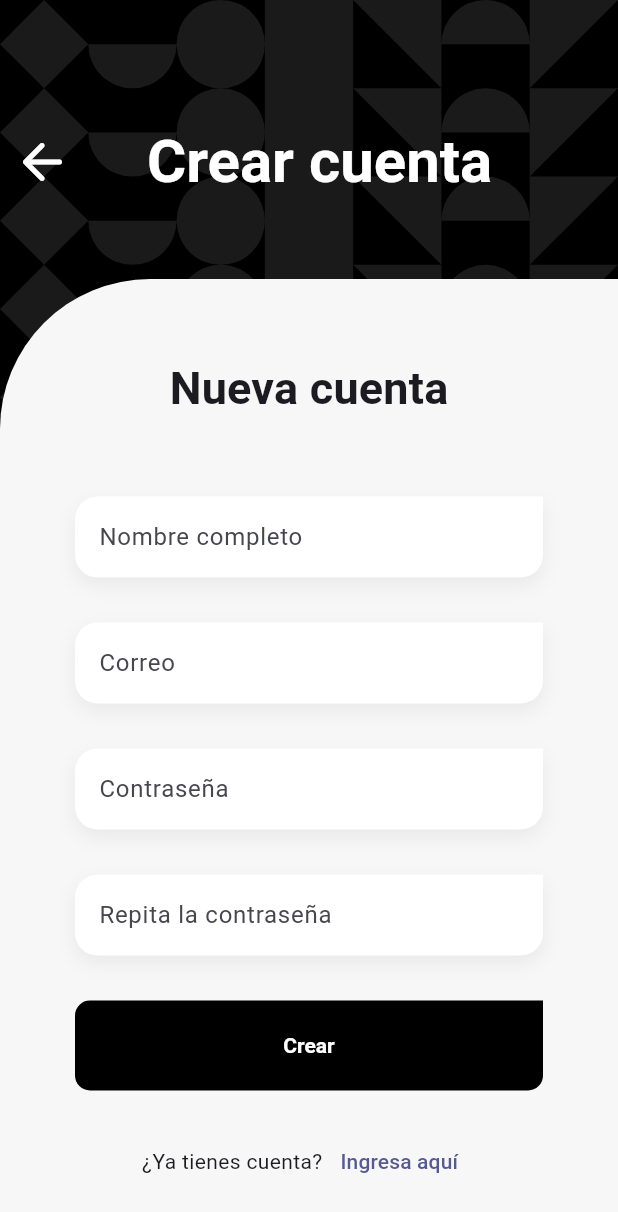
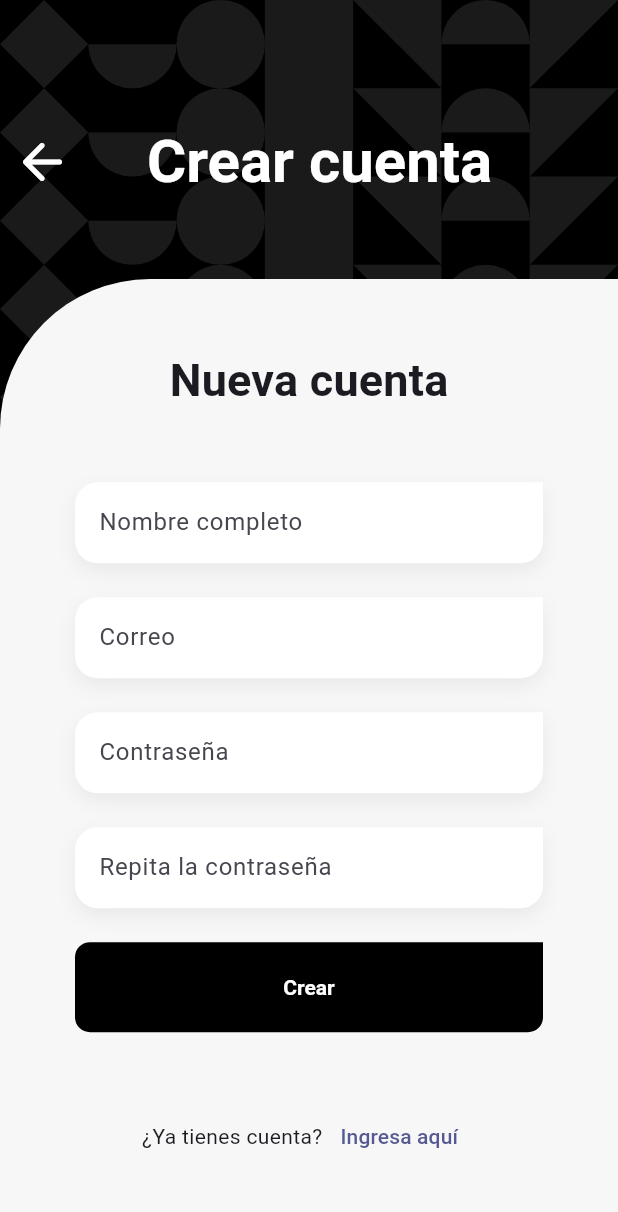
Before and after one commit to ImSoulRebel/flutter_teslo_app, a Flutter app: the screen it shows after launch, after a tap on "Crea una aquí", on a phone screen of 412 x 824 dp. Shown: the top 1212 px of the screen. Run offline on Flutter 3.47's test engine with Material 3 defaults, Android fonts, the phone set to English and light mode, and no system bars; our stand-ins replace dio, flutter_dotenv, flutter_riverpod, formz, go_router, google_fonts and 1 more; project files that could hold a hidden picture were left out.

```diff
--- a/lib/config/router/app_router.dart
+++ b/lib/config/router/app_router.dart
@@ -1,12 +1,20 @@
+import 'package:flutter_riverpod/flutter_riverpod.dart';
 import 'package:go_router/go_router.dart';
+import 'package:teslo_shop/config/router/app_router_notifier.dart';
 import 'package:teslo_shop/features/auth/auth.dart';
+import 'package:teslo_shop/features/auth/providers/providers.dart';
 import 'package:teslo_shop/features/products/products.dart';
 
-final appRouter = GoRouter(
-  initialLocation: '/login',
+final appRouterProvider = Provider<GoRouter>((ref) {
+  return GoRouter(
+    refreshListenable: ref.read(goRouterNotifierProvider),
+    initialLocation: '/check-auth-status',
     routes: [
-
       ///* Auth Routes
+      GoRoute(
+        path: '/check-auth-status',
+        builder: (context, state) => const CheckAuthStatusScreen(),
+      ),
       GoRoute(
         path: '/login',
         builder: (context, state) => const LoginScreen(),
@@ -18,9 +26,25 @@ final appRouter = GoRouter(
 
       ///* Product Routes
       GoRoute(
-      path: '/',
+        path: '/products',
         builder: (context, state) => const ProductsScreen(),
       ),
     ],
+
     ///! TODO: Bloquear si no se está autenticado de alguna manera
+    ///
+    redirect: (_, state) {
+      final currentStatus = ref.read(authProvider).status;
+
+      final isLoggedIn = currentStatus == AuthStatus.authenticated;
+
+      final loggingIn = state.subloc == '/login' || state.subloc == '/register';
+
+      if (!isLoggedIn) return loggingIn ? null : '/login';
+
+      if (loggingIn) return '/products';
+
+      return null;
+    },
   );
+});
--- /dev/null
+++ b/lib/config/router/app_router_notifier.dart
@@ -0,0 +1,25 @@
+import 'package:flutter/material.dart';
+import 'package:flutter_riverpod/flutter_riverpod.dart';
+import 'package:teslo_shop/features/auth/providers/providers.dart';
+
+final goRouterNotifierProvider = Provider((Ref ref) => AppRouterNotifier(ref));
+
+class AppRouterNotifier extends ChangeNotifier {
+  final Ref _ref;
+  AuthStatus _authStatus = AuthStatus.checking;
+
+  AppRouterNotifier(this._ref) {
+    // Escuchar cambios en el authProvider usando Riverpod
+    _ref.listen<AuthState>(authProvider, (previous, next) {
+      authStatus = next.status;
+    });
+  }
+
+  AuthStatus get authStatus => _authStatus;
+
+  set authStatus(AuthStatus status) {
+    if (status == _authStatus) return;
+    _authStatus = status;
+    notifyListeners();
+  }
+}
--- a/lib/features/auth/presentation/screens/register_screen.dart
+++ b/lib/features/auth/presentation/screens/register_screen.dart
@@ -43,7 +43,7 @@ class RegisterScreen extends StatelessWidget {
             const SizedBox(height: 50),
 
             Container(
-              height: size.height - 200, // 80 los dos sizebox y 100 el ícono
+              height: size.height * 0.75, // 80 los dos sizebox y 100 el ícono
               width: double.infinity,
               decoration: BoxDecoration(
                 color: scaffoldBackgroundColor,
@@ -70,29 +70,29 @@ class _RegisterForm extends StatelessWidget {
       padding: const EdgeInsets.symmetric(horizontal: 50),
       child: Column(
         children: [
-          const SizedBox(height: 50),
+          const Spacer(flex: 2),
           Text('Nueva cuenta', style: textStyles.titleMedium),
-          const SizedBox(height: 50),
+          const Spacer(flex: 2),
           const CustomTextFormField(
             label: 'Nombre completo',
             keyboardType: TextInputType.emailAddress,
           ),
-          const SizedBox(height: 30),
+          const Spacer(),
           const CustomTextFormField(
             label: 'Correo',
             keyboardType: TextInputType.emailAddress,
           ),
-          const SizedBox(height: 30),
+          const Spacer(),
           const CustomTextFormField(
             label: 'Contraseña',
             obscureText: true,
           ),
-          const SizedBox(height: 30),
+          const Spacer(),
           const CustomTextFormField(
             label: 'Repita la contraseña',
             obscureText: true,
           ),
-          const SizedBox(height: 30),
+          const Spacer(),
           SizedBox(
               width: double.infinity,
               height: 60,
--- a/lib/main.dart
+++ b/lib/main.dart
@@ -8,13 +8,13 @@ void main() async {
   runApp(const ProviderScope(child: MainApp()));
 }
 
-class MainApp extends StatelessWidget {
+class MainApp extends ConsumerWidget {
   const MainApp({super.key});
 
   @override
-  Widget build(BuildContext context) {
+  Widget build(BuildContext context, WidgetRef ref) {
     return MaterialApp.router(
-      routerConfig: appRouter,
+      routerConfig: ref.watch(appRouterProvider),
       theme: AppTheme().getTheme(),
       debugShowCheckedModeBanner: false,
     );
```
Also changed, not shown: lib/config/router/router.dart (added). Lines whose indentation alone changed are shown as unchanged.
